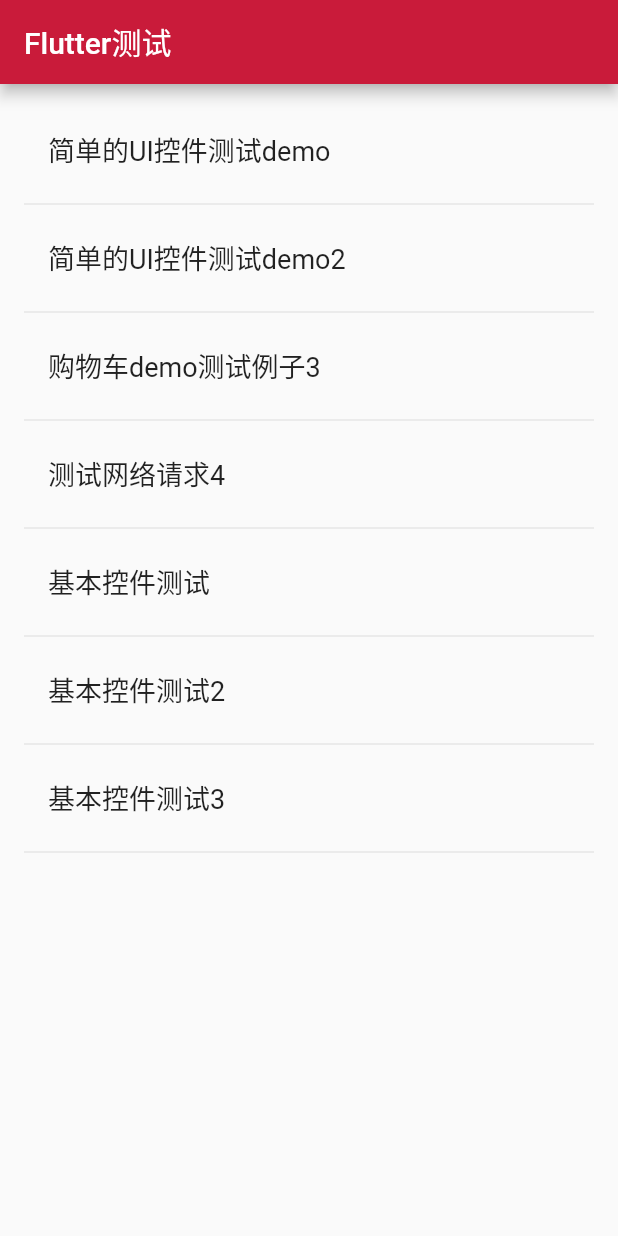
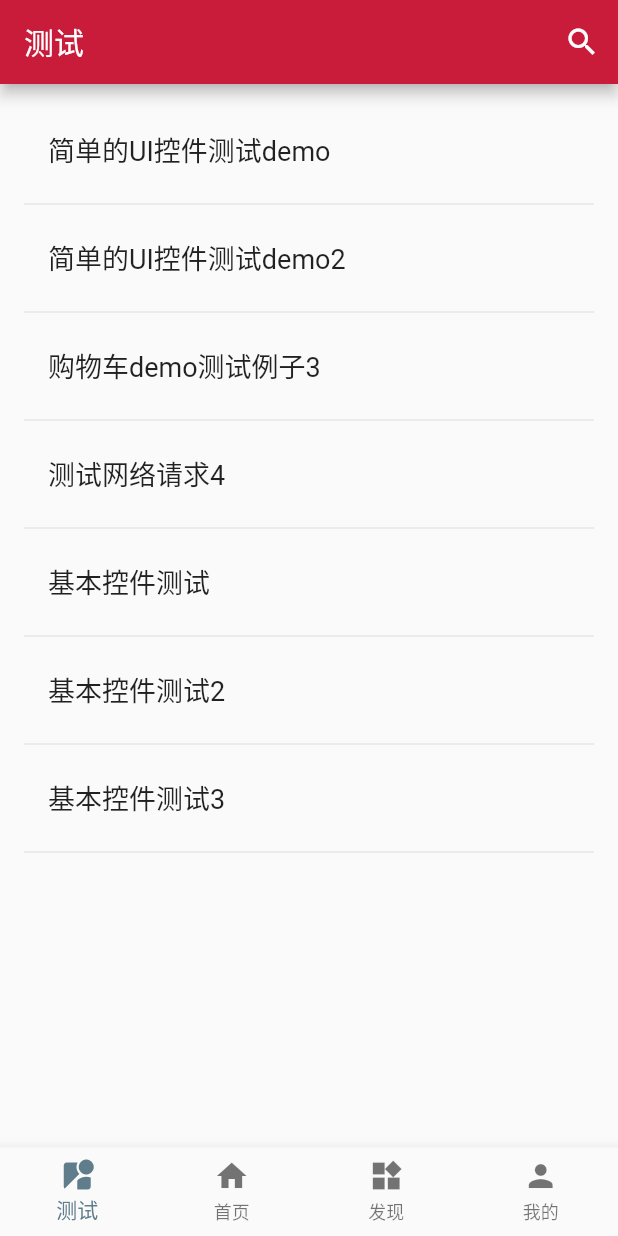
Before and after one commit to g1258624735/flutter_app, a Flutter app: the screen it shows after launch, on a phone screen of 412 x 824 dp. Run offline on Flutter 3.47's test engine with Material 2 defaults, Android fonts, the phone set to English and light mode, and no system bars.

Commit message:
初始化提交

```diff
--- a/lib/main.dart
+++ b/lib/main.dart
@@ -3,13 +3,14 @@ import 'package:flutter_app/test1.dart';
 import 'package:flutter_app/test2.dart';
 import 'package:flutter_app/test3.dart';
 import 'package:flutter_app/test4HttpNet.dart';
+import 'package:flutter_app/zhihu_demo/Zhihu_main.dart';
 
 import 'Test5App.dart';
 import 'Test6App.dart';
 import 'Test7App.dart';
 
 void main() {
-  runApp(new MainApp());
+  runApp(new Zhihu_main());
 }
 
 /// list 列表 菜单列表
@@ -17,16 +18,7 @@ void main() {
 class MainApp extends StatelessWidget {
   @override
   Widget build(BuildContext context) {
-    return new MaterialApp(
-      title: 'Startup Name Generator',
-      theme: new ThemeData(
-        primarySwatch: Colors.blueGrey,
-        primaryColor: Color(0xFFC91B3A),
-        backgroundColor: Color(0xFFC91B3A),
-        accentColor: Color(0xFF888888),
-      ),
-      home: new RandomWords(),
-    );
+    return new RandomWords();
   }
 }
 
@@ -43,27 +35,31 @@ class RandomWordsState extends State<RandomWords> {
     "测试网络请求4",
     "基本控件测试",
     "基本控件测试2",
-    "基本控件测试3"
+    "基本控件测试3",
   ];
   final TextStyle _biggerFont = new TextStyle(fontSize: 18.0);
 
   @override
   Widget build(BuildContext context) {
     return new Scaffold(
-      appBar: new AppBar(
-        title: new Text('Flutter测试'),
-      ),
-      body: _buildSuggestions(),
+    key: scaffoldKey,
+      body: _buildSuggestions( context),
     );
   }
+  GlobalKey<ScaffoldState> scaffoldKey;
 
-  Widget _buildSuggestions() {
+  @override
+  void initState() {
+    super.initState();
+    scaffoldKey = GlobalKey<ScaffoldState>();
+  }
+  Widget _buildSuggestions(BuildContext context) {
     return new ListView.builder(
       padding: const EdgeInsets.all(16.0),
       itemBuilder: (context, i) {
         if (i.isOdd) return new Divider();
         final index = i ~/ 2;
-        return _buildRow(list[index], index);
+        return _buildRow(context,list[index], index);
       },
       itemCount: list.length * 2,
 
@@ -71,38 +67,25 @@ class RandomWordsState extends State<RandomWords> {
     );
   }
 
-  Widget _buildRow(String pair, int index) {
+  Widget _buildRow(BuildContext context,String pair, int index) {
     return new Dismissible(
         key: new Key("$index"),
-        onDismissed: (direction) => list.removeAt(index),
+//        onDismissed: (direction) => list.removeAt(index),
         child: new ListTile(
           title: new Text(
             pair,
             style: _biggerFont,
           ),
           onTap: () {
-            _toNextPage(index);
+            _toNextPage(context,index);
           },
         ));
   }
 
   ///跳转到下一页
-  void _toNextPage(int index) {
-    Navigator.push(
-      context,
+  void _toNextPage(BuildContext context,int index) {
     // ignore: missing_return
-      new MaterialPageRoute(builder: (context) {
-//        if (index == 0) {
-//          return new MyAppTest1();
-//        } else if (index == 1) {
-//          return new Test2App();
-//        } else if (index == 2) {
-//          return new Test3App();
-//        } else if (index == 3) {
-//          return new Test4App();
-//        }else if (index == 4) {
-//          return new Test4App();
-//        }
+    Navigator.of(context).push(MaterialPageRoute(builder: (context) {
       switch (index) {
         case 0:
           return MyAppTest1();
@@ -119,7 +102,6 @@ class RandomWordsState extends State<RandomWords> {
         case 6:
           return Test7App();
       }
-      }),
-    );
+    }));
   }
 }
--- /dev/null
+++ b/lib/zhihu_demo/Zhihu_main.dart
@@ -0,0 +1,94 @@
+//import 'package:fluttertoast/fluttertoast.dart';
+
+import 'package:flutter/cupertino.dart';
+import 'package:flutter/material.dart';
+import 'package:flutter_app/main.dart';
+import 'package:flutter_app/zhihu_demo/MyInfoPage.dart';
+
+import 'HomeListPage.dart';
+import 'TreePage.dart';
+
+//仿知测试demo
+class Zhihu_main extends StatefulWidget {
+  @override
+  State<StatefulWidget> createState() {
+    return _ZhiHuMain();
+  }
+}
+
+class _ZhiHuMain extends State {
+  var _appBarTitle = ["测试", "首页", "发现", "我的"];
+  int _tabIndex = 0;
+  List<BottomNavigationBarItem> _navigationViews;
+  var _body;
+
+  @override
+  void initState() {
+    super.initState();
+    _navigationViews = <BottomNavigationBarItem>[
+      BottomNavigationBarItem(
+          title: Text(_appBarTitle[0]),
+          icon: Icon(Icons.streetview),
+          backgroundColor: Colors.blue),
+      BottomNavigationBarItem(
+          title: Text(_appBarTitle[1]),
+          icon: Icon(Icons.home),
+          backgroundColor: Colors.blue),
+      BottomNavigationBarItem(
+          title: Text(_appBarTitle[2]),
+          icon: Icon(Icons.widgets),
+          backgroundColor: Colors.blue),
+      BottomNavigationBarItem(
+          title: Text(_appBarTitle[3]),
+          icon: Icon(Icons.person),
+          backgroundColor: Colors.blue),
+    ];
+  }
+
+  final navigatorKey = GlobalKey<NavigatorState>();
+
+  @override
+  Widget build(BuildContext context) {
+    _body = IndexedStack(index: _tabIndex, children: <Widget>[
+      MainApp(),
+      HomeListPage(),
+      TreePage(),
+      MyInfoPage()
+    ]);
+    return new MaterialApp(
+      navigatorKey: navigatorKey,
+      title: 'Startup Name Generator',
+      theme: new ThemeData(
+        primarySwatch: Colors.blueGrey,
+        primaryColor: Color(0xFFC91B3A),
+        backgroundColor: Color(0xFFC91B3A),
+        accentColor: Color(0xFF888888),
+      ),
+      home: Scaffold(
+          appBar:
+              AppBar(title: Text(_appBarTitle[_tabIndex]), actions: <Widget>[
+            IconButton(
+                icon: Icon(Icons.search),
+                onPressed: () {
+                  navigatorKey.currentState
+                      .push(MaterialPageRoute(builder: (context) {
+                    return HomeListPage();
+                  }));
+                })
+          ]),
+          body: _body,
+          bottomNavigationBar: BottomNavigationBar(
+            items: _navigationViews
+                .map((BottomNavigationBarItem item) => item)
+                .toList(),
+            currentIndex: _tabIndex,
+            onTap: (int index) {
+              setState(() {
+                _tabIndex = index;
+              });
+            },
+            type: BottomNavigationBarType.fixed,
+          )),
+    );
+  }
+}
```
Also changed, not shown: lib/zhihu_demo/HomeListPage.dart (added, +77 -0 lines), lib/zhihu_demo/MyInfoPage.dart (added, +89 -0 lines), lib/zhihu_demo/TreePage.dart (added, +88 -0 lines). Lines whose indentation alone changed are shown as unchanged.
